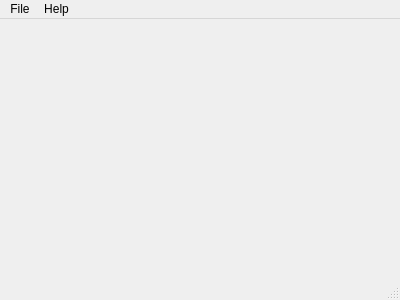
LeftySolara/durian, file src/mainwindow.ui: the form before one commit.
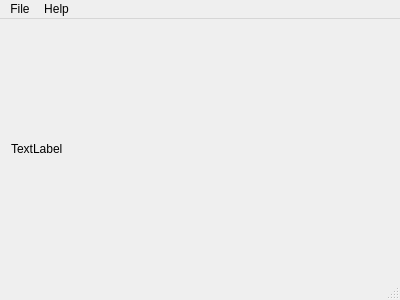
The form after the commit.

Commit message: Add connection to MPD and test that it works

```diff
--- a/src/mainwindow.ui
+++ b/src/mainwindow.ui
@@ -13,7 +13,17 @@
   <property name="windowTitle">
    <string>MainWindow</string>
   </property>
-  <widget class="QWidget" name="centralWidget"/>
+  <widget class="QWidget" name="centralWidget">
+   <layout class="QGridLayout" name="gridLayout">
+    <item row="0" column="0">
+     <widget class="QLabel" name="labelTest">
+      <property name="text">
+       <string>TextLabel</string>
+      </property>
+     </widget>
+    </item>
+   </layout>
+  </widget>
   <widget class="QMenuBar" name="menuBar">
    <property name="geometry">
     <rect>
```
The commit also changes 6 other files.
